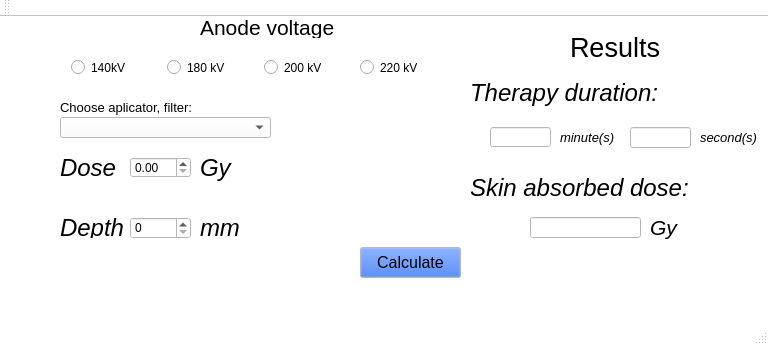
Qt form mainwindow.ui (KostiM/doze_calculation) before a commit.
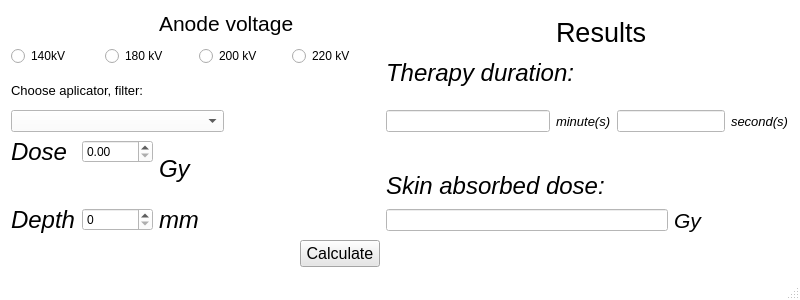
The same form after that commit.

Patch:
```diff
--- a/mainwindow.ui
+++ b/mainwindow.ui
@@ -2,14 +2,29 @@
 <ui version="4.0">
  <class>MainWindow</class>
  <widget class="QMainWindow" name="MainWindow">
+  <property name="enabled">
+   <bool>true</bool>
+  </property>
   <property name="geometry">
    <rect>
     <x>0</x>
     <y>0</y>
-    <width>768</width>
-    <height>345</height>
+    <width>800</width>
+    <height>300</height>
    </rect>
   </property>
+  <property name="minimumSize">
+   <size>
+    <width>800</width>
+    <height>300</height>
+   </size>
+  </property>
+  <property name="maximumSize">
+   <size>
+    <width>800</width>
+    <height>300</height>
+   </size>
+  </property>
   <property name="palette">
    <palette>
     <active>
@@ -459,426 +474,720 @@
    <bool>false</bool>
   </property>
   <widget class="QWidget" name="centralWidget">
-   <widget class="QPushButton" name="pushButton">
-    <property name="geometry">
-     <rect>
-      <x>360</x>
-      <y>230</y>
-      <width>101</width>
-      <height>31</height>
-     </rect>
-    </property>
-    <property name="palette">
-     <palette>
-      <active>
-       <colorrole role="Button">
-        <brush brushstyle="SolidPattern">
-         <color alpha="255">
-          <red>0</red>
-          <green>85</green>
-          <blue>255</blue>
-         </color>
-        </brush>
-       </colorrole>
-      </active>
-      <inactive>
-       <colorrole role="Button">
-        <brush brushstyle="SolidPattern">
-         <color alpha="255">
-          <red>0</red>
-          <green>85</green>
-          <blue>255</blue>
-         </color>
-        </brush>
-       </colorrole>
-      </inactive>
-      <disabled>
-       <colorrole role="Button">
-        <brush brushstyle="SolidPattern">
-         <color alpha="255">
-          <red>0</red>
-          <green>85</green>
-          <blue>255</blue>
-         </color>
-        </brush>
-       </colorrole>
-      </disabled>
-     </palette>
-    </property>
-    <property name="font">
-     <font>
-      <family>Arial</family>
-      <pointsize>12</pointsize>
-     </font>
-    </property>
-    <property name="text">
-     <string>Calculate</string>
-    </property>
-   </widget>
-   <widget class="QSpinBox" name="spinBox">
-    <property name="geometry">
-     <rect>
-      <x>130</x>
-      <y>200</y>
-      <width>61</width>
-      <height>22</height>
-     </rect>
-    </property>
-   </widget>
-   <widget class="QDoubleSpinBox" name="doubleSpinBox">
-    <property name="geometry">
-     <rect>
-      <x>130</x>
-      <y>140</y>
-      <width>61</width>
-      <height>21</height>
-     </rect>
-    </property>
-   </widget>
-   <widget class="QWidget" name="horizontalLayoutWidget">
-    <property name="geometry">
-     <rect>
-      <x>60</x>
-      <y>30</y>
-      <width>401</width>
-      <height>41</height>
-     </rect>
-    </property>
-    <layout class="QHBoxLayout" name="horizontalLayout">
-     <item>
-      <widget class="QRadioButton" name="RB140">
-       <property name="text">
-        <string>140kV</string>
-       </property>
-      </widget>
-     </item>
-     <item>
-      <widget class="QRadioButton" name="RB180">
-       <property name="text">
-        <string>180 kV</string>
-       </property>
-      </widget>
-     </item>
-     <item>
-      <widget class="QRadioButton" name="RB200">
-       <property name="text">
-        <string>200 kV</string>
-       </property>
-      </widget>
-     </item>
-     <item>
-      <widget class="QRadioButton" name="RB220">
-       <property name="text">
-        <string>220 kV</string>
-       </property>
-      </widget>
-     </item>
-    </layout>
-   </widget>
-   <widget class="QComboBox" name="comboBox">
-    <property name="geometry">
-     <rect>
-      <x>60</x>
-      <y>100</y>
-      <width>211</width>
-      <height>21</height>
-     </rect>
-    </property>
-   </widget>
-   <widget class="QLabel" name="label">
-    <property name="geometry">
-     <rect>
-      <x>60</x>
-      <y>80</y>
-      <width>151</width>
-      <height>20</height>
-     </rect>
-    </property>
-    <property name="font">
-     <font>
-      <family>Arial</family>
-      <pointsize>10</pointsize>
-     </font>
-    </property>
-    <property name="text">
-     <string>Choose aplicator, filter:</string>
-    </property>
-   </widget>
-   <widget class="QLabel" name="label_3">
-    <property name="geometry">
-     <rect>
-      <x>60</x>
-      <y>140</y>
-      <width>81</width>
-      <height>21</height>
-     </rect>
-    </property>
-    <property name="font">
-     <font>
-      <family>Arial</family>
-      <pointsize>18</pointsize>
-      <italic>true</italic>
-     </font>
-    </property>
-    <property name="text">
-     <string>Dose</string>
-    </property>
-   </widget>
-   <widget class="QLabel" name="label_7">
-    <property name="geometry">
-     <rect>
-      <x>570</x>
-      <y>10</y>
-      <width>101</width>
-      <height>41</height>
-     </rect>
-    </property>
-    <property name="font">
-     <font>
-      <family>Arial</family>
-      <pointsize>20</pointsize>
-     </font>
-    </property>
-    <property name="layoutDirection">
-     <enum>Qt::LeftToRight</enum>
-    </property>
-    <property name="text">
-     <string>Results</string>
-    </property>
-    <property name="scaledContents">
-     <bool>false</bool>
-    </property>
-   </widget>
-   <widget class="QLabel" name="label_8">
-    <property name="geometry">
-     <rect>
-      <x>200</x>
-      <y>0</y>
-      <width>161</width>
-      <height>21</height>
-     </rect>
-    </property>
-    <property name="font">
-     <font>
-      <family>Arial</family>
-      <pointsize>16</pointsize>
-     </font>
-    </property>
-    <property name="text">
-     <string>Anode voltage</string>
-    </property>
-   </widget>
-   <widget class="QLineEdit" name="SkinDose">
-    <property name="geometry">
-     <rect>
-      <x>530</x>
-      <y>200</y>
-      <width>111</width>
-      <height>21</height>
-     </rect>
-    </property>
-   </widget>
-   <widget class="QLineEdit" name="DurationS">
-    <property name="geometry">
-     <rect>
-      <x>630</x>
-      <y>110</y>
-      <width>61</width>
-      <height>21</height>
-     </rect>
-    </property>
-    <property name="maxLength">
-     <number>4</number>
-    </property>
-   </widget>
-   <widget class="QLabel" name="label_13">
-    <property name="geometry">
-     <rect>
-      <x>200</x>
-      <y>130</y>
-      <width>41</width>
-      <height>41</height>
-     </rect>
-    </property>
-    <property name="font">
-     <font>
-      <family>Arial</family>
-      <pointsize>18</pointsize>
-      <italic>true</italic>
-     </font>
-    </property>
-    <property name="text">
-     <string>Gy</string>
-    </property>
-   </widget>
-   <widget class="QLabel" name="label_4">
-    <property name="geometry">
-     <rect>
-      <x>60</x>
-      <y>200</y>
-      <width>81</width>
-      <height>21</height>
-     </rect>
-    </property>
-    <property name="font">
-     <font>
-      <family>Arial</family>
-      <pointsize>18</pointsize>
-      <italic>true</italic>
-     </font>
-    </property>
-    <property name="text">
-     <string>Depth</string>
-    </property>
-   </widget>
-   <widget class="QLabel" name="label_5">
-    <property name="geometry">
-     <rect>
-      <x>200</x>
-      <y>200</y>
-      <width>81</width>
-      <height>21</height>
-     </rect>
-    </property>
-    <property name="font">
-     <font>
-      <family>Arial</family>
-      <pointsize>18</pointsize>
-      <italic>true</italic>
-     </font>
-    </property>
-    <property name="text">
-     <string>mm</string>
-    </property>
-   </widget>
-   <widget class="QLabel" name="label_6">
-    <property name="geometry">
-     <rect>
-      <x>700</x>
-      <y>110</y>
-      <width>61</width>
-      <height>20</height>
-     </rect>
-    </property>
-    <property name="font">
-     <font>
-      <family>Arial</family>
-      <pointsize>10</pointsize>
-      <italic>true</italic>
-     </font>
-    </property>
-    <property name="text">
-     <string>second(s)</string>
-    </property>
-   </widget>
-   <widget class="QLabel" name="label_15">
-    <property name="geometry">
-     <rect>
-      <x>470</x>
-      <y>160</y>
-      <width>241</width>
-      <height>21</height>
-     </rect>
-    </property>
-    <property name="font">
-     <font>
-      <family>Arial</family>
-      <pointsize>18</pointsize>
-      <italic>true</italic>
-     </font>
-    </property>
-    <property name="text">
-     <string>Skin absorbed dose:</string>
-    </property>
-   </widget>
-   <widget class="QLabel" name="label_16">
-    <property name="geometry">
-     <rect>
-      <x>470</x>
-      <y>60</y>
-      <width>191</width>
-      <height>31</height>
-     </rect>
-    </property>
-    <property name="font">
-     <font>
-      <family>Arial</family>
-      <pointsize>18</pointsize>
-      <italic>true</italic>
-     </font>
-    </property>
-    <property name="text">
-     <string>Therapy duration: </string>
-    </property>
-   </widget>
-   <widget class="QLabel" name="label_14">
-    <property name="geometry">
-     <rect>
-      <x>650</x>
-      <y>190</y>
-      <width>41</width>
-      <height>41</height>
-     </rect>
-    </property>
-    <property name="font">
-     <font>
-      <family>Arial</family>
-      <pointsize>16</pointsize>
-      <italic>true</italic>
-     </font>
-    </property>
-    <property name="text">
-     <string>Gy</string>
-    </property>
-   </widget>
-   <widget class="QLineEdit" name="DurationM">
-    <property name="geometry">
-     <rect>
-      <x>490</x>
-      <y>110</y>
-      <width>61</width>
-      <height>20</height>
-     </rect>
-    </property>
-   </widget>
-   <widget class="QLabel" name="label_9">
-    <property name="geometry">
-     <rect>
-      <x>560</x>
-      <y>110</y>
-      <width>61</width>
-      <height>21</height>
-     </rect>
-    </property>
-    <property name="font">
-     <font>
-      <family>Arial</family>
-      <pointsize>10</pointsize>
-      <italic>true</italic>
-     </font>
-    </property>
-    <property name="text">
-     <string>minute(s)</string>
-    </property>
-   </widget>
-  </widget>
-  <widget class="QMenuBar" name="menuBar">
-   <property name="geometry">
-    <rect>
-     <x>0</x>
-     <y>0</y>
-     <width>768</width>
-     <height>21</height>
-    </rect>
-   </property>
-  </widget>
-  <widget class="QToolBar" name="mainToolBar">
-   <attribute name="toolBarArea">
-    <enum>TopToolBarArea</enum>
-   </attribute>
-   <attribute name="toolBarBreak">
-    <bool>false</bool>
-   </attribute>
+   <layout class="QGridLayout" name="gridLayout">
+    <item row="5" column="0" colspan="3">
+     <widget class="QComboBox" name="comboBox"/>
+    </item>
+    <item row="8" column="8">
+     <widget class="QLabel" name="label_14">
+      <property name="font">
+       <font>
+        <family>Arial</family>
+        <pointsize>16</pointsize>
+        <italic>true</italic>
+       </font>
+      </property>
+      <property name="text">
+       <string>Gy</string>
+      </property>
+     </widget>
+    </item>
+    <item row="8" column="1">
+     <widget class="QSpinBox" name="spinBox"/>
+    </item>
+    <item row="2" column="5" rowspan="2" colspan="4">
+     <widget class="QLabel" name="label_16">
+      <property name="font">
+       <font>
+        <family>Arial</family>
+        <pointsize>18</pointsize>
+        <italic>true</italic>
+       </font>
+      </property>
+      <property name="text">
+       <string>Therapy duration: </string>
+      </property>
+     </widget>
+    </item>
+    <item row="8" column="5" colspan="3">
+     <widget class="QLineEdit" name="SkinDose"/>
+    </item>
+    <item row="0" column="2" colspan="2">
+     <widget class="QLabel" name="label_8">
+      <property name="font">
+       <font>
+        <family>Arial</family>
+        <pointsize>16</pointsize>
+       </font>
+      </property>
+      <property name="text">
+       <string>Anode voltage</string>
+      </property>
+     </widget>
+    </item>
+    <item row="4" column="3" rowspan="4" colspan="2">
+     <widget class="QLabel" name="label_2">
+      <property name="text">
+       <string/>
+      </property>
+     </widget>
+    </item>
+    <item row="5" column="9">
+     <widget class="QLabel" name="label_6">
+      <property name="font">
+       <font>
+        <family>Arial</family>
+        <pointsize>10</pointsize>
+        <italic>true</italic>
+       </font>
+      </property>
+      <property name="text">
+       <string>second(s)</string>
+      </property>
+     </widget>
+    </item>
+    <item row="5" column="6">
+     <widget class="QLabel" name="label_9">
+      <property name="font">
+       <font>
+        <family>Arial</family>
+        <pointsize>10</pointsize>
+        <italic>true</italic>
+       </font>
+      </property>
+      <property name="text">
+       <string>minute(s)</string>
+      </property>
+     </widget>
+    </item>
+    <item row="8" column="2">
+     <widget class="QLabel" name="label_5">
+      <property name="font">
+       <font>
+        <family>Arial</family>
+        <pointsize>18</pointsize>
+        <italic>true</italic>
+       </font>
+      </property>
+      <property name="text">
+       <string>mm</string>
+      </property>
+     </widget>
+    </item>
+    <item row="7" column="5" colspan="5">
+     <widget class="QLabel" name="label_15">
+      <property name="font">
+       <font>
+        <family>Arial</family>
+        <pointsize>18</pointsize>
+        <italic>true</italic>
+       </font>
+      </property>
+      <property name="text">
+       <string>Skin absorbed dose:</string>
+      </property>
+     </widget>
+    </item>
+    <item row="0" column="6" rowspan="2" colspan="3">
+     <widget class="QLabel" name="label_7">
+      <property name="font">
+       <font>
+        <family>Arial</family>
+        <pointsize>20</pointsize>
+       </font>
+      </property>
+      <property name="layoutDirection">
+       <enum>Qt::LeftToRight</enum>
+      </property>
+      <property name="text">
+       <string>Results</string>
+      </property>
+      <property name="scaledContents">
+       <bool>false</bool>
+      </property>
+     </widget>
+    </item>
+    <item row="8" column="0">
+     <widget class="QLabel" name="label_4">
+      <property name="font">
+       <font>
+        <family>Arial</family>
+        <pointsize>18</pointsize>
+        <italic>true</italic>
+       </font>
+      </property>
+      <property name="text">
+       <string>Depth</string>
+      </property>
+     </widget>
+    </item>
+    <item row="6" column="2" rowspan="2">
+     <widget class="QLabel" name="label_13">
+      <property name="font">
+       <font>
+        <family>Arial</family>
+        <pointsize>18</pointsize>
+        <italic>true</italic>
+       </font>
+      </property>
+      <property name="text">
+       <string>Gy</string>
+      </property>
+     </widget>
+    </item>
+    <item row="5" column="7" colspan="2">
+     <widget class="QLineEdit" name="DurationS">
+      <property name="maxLength">
+       <number>4</number>
+      </property>
+     </widget>
+    </item>
+    <item row="3" column="0" rowspan="2" colspan="3">
+     <widget class="QLabel" name="label">
+      <property name="font">
+       <font>
+        <family>Arial</family>
+        <pointsize>10</pointsize>
+       </font>
+      </property>
+      <property name="text">
+       <string>Choose aplicator, filter:</string>
+      </property>
+     </widget>
+    </item>
+    <item row="6" column="0">
+     <widget class="QLabel" name="label_3">
+      <property name="font">
+       <font>
+        <family>Arial</family>
+        <pointsize>18</pointsize>
+        <italic>true</italic>
+       </font>
+      </property>
+      <property name="text">
+       <string>Dose</string>
+      </property>
+     </widget>
+    </item>
+    <item row="5" column="5">
+     <widget class="QLineEdit" name="DurationM"/>
+    </item>
+    <item row="6" column="1">
+     <widget class="QDoubleSpinBox" name="doubleSpinBox">
+      <property name="maximum">
+       <double>1000.000000000000000</double>
+      </property>
+      <property name="singleStep">
+       <double>0.010000000000000</double>
+      </property>
+     </widget>
+    </item>
+    <item row="9" column="4">
+     <widget class="QPushButton" name="pushButton">
+      <property name="palette">
+       <palette>
+        <active>
+         <colorrole role="WindowText">
+          <brush brushstyle="SolidPattern">
+           <color alpha="255">
+            <red>0</red>
+            <green>0</green>
+            <blue>0</blue>
+           </color>
+          </brush>
+         </colorrole>
+         <colorrole role="Button">
+          <brush brushstyle="SolidPattern">
+           <color alpha="255">
+            <red>230</red>
+            <green>230</green>
+            <blue>230</blue>
+           </color>
+          </brush>
+         </colorrole>
+         <colorrole role="Light">
+          <brush brushstyle="SolidPattern">
+           <color alpha="255">
+            <red>255</red>
+            <green>255</green>
+            <blue>255</blue>
+           </color>
+          </brush>
+         </colorrole>
+         <colorrole role="Midlight">
+          <brush brushstyle="SolidPattern">
+           <color alpha="255">
+            <red>242</red>
+            <green>242</green>
+            <blue>242</blue>
+           </color>
+          </brush>
+         </colorrole>
+         <colorrole role="Dark">
+          <brush brushstyle="SolidPattern">
+           <color alpha="255">
+            <red>115</red>
+            <green>115</green>
+            <blue>115</blue>
+           </color>
+          </brush>
+         </colorrole>
+         <colorrole role="Mid">
+          <brush brushstyle="SolidPattern">
+           <color alpha="255">
+            <red>153</red>
+            <green>153</green>
+            <blue>153</blue>
+           </color>
+          </brush>
+         </colorrole>
+         <colorrole role="Text">
+          <brush brushstyle="SolidPattern">
+           <color alpha="255">
+            <red>0</red>
+            <green>0</green>
+            <blue>0</blue>
+           </color>
+          </brush>
+         </colorrole>
+         <colorrole role="BrightText">
+          <brush brushstyle="SolidPattern">
+           <color alpha="255">
+            <red>255</red>
+            <green>255</green>
+            <blue>255</blue>
+           </color>
+          </brush>
+         </colorrole>
+         <colorrole role="ButtonText">
+          <brush brushstyle="SolidPattern">
+           <color alpha="255">
+            <red>0</red>
+            <green>0</green>
+            <blue>0</blue>
+           </color>
+          </brush>
+         </colorrole>
+         <colorrole role="Base">
+          <brush brushstyle="SolidPattern">
+           <color alpha="255">
+            <red>255</red>
+            <green>255</green>
+            <blue>255</blue>
+           </color>
+          </brush>
+         </colorrole>
+         <colorrole role="Window">
+          <brush brushstyle="SolidPattern">
+           <color alpha="255">
+            <red>230</red>
+            <green>230</green>
+            <blue>230</blue>
+           </color>
+          </brush>
+         </colorrole>
+         <colorrole role="Shadow">
+          <brush brushstyle="SolidPattern">
+           <color alpha="255">
+            <red>0</red>
+            <green>0</green>
+            <blue>0</blue>
+           </color>
+          </brush>
+         </colorrole>
+         <colorrole role="AlternateBase">
+          <brush brushstyle="SolidPattern">
+           <color alpha="255">
+            <red>242</red>
+            <green>242</green>
+            <blue>242</blue>
+           </color>
+          </brush>
+         </colorrole>
+         <colorrole role="ToolTipBase">
+          <brush brushstyle="SolidPattern">
+           <color alpha="255">
+            <red>255</red>
+            <green>255</green>
+            <blue>220</blue>
+           </color>
+          </brush>
+         </colorrole>
+         <colorrole role="ToolTipText">
+          <brush brushstyle="SolidPattern">
+           <color alpha="255">
+            <red>0</red>
+            <green>0</green>
+            <blue>0</blue>
+           </color>
+          </brush>
+         </colorrole>
+         <colorrole role="PlaceholderText">
+          <brush brushstyle="SolidPattern">
+           <color alpha="128">
+            <red>0</red>
+            <green>0</green>
+            <blue>0</blue>
+           </color>
+          </brush>
+         </colorrole>
+        </active>
+        <inactive>
+         <colorrole role="WindowText">
+          <brush brushstyle="SolidPattern">
+           <color alpha="255">
+            <red>0</red>
+            <green>0</green>
+            <blue>0</blue>
+           </color>
+          </brush>
+         </colorrole>
+         <colorrole role="Button">
+          <brush brushstyle="SolidPattern">
+           <color alpha="255">
+            <red>230</red>
+            <green>230</green>
+            <blue>230</blue>
+           </color>
+          </brush>
+         </colorrole>
+         <colorrole role="Light">
+          <brush brushstyle="SolidPattern">
+           <color alpha="255">
+            <red>255</red>
+            <green>255</green>
+            <blue>255</blue>
+           </color>
+          </brush>
+         </colorrole>
+         <colorrole role="Midlight">
+          <brush brushstyle="SolidPattern">
+           <color alpha="255">
+            <red>242</red>
+            <green>242</green>
+            <blue>242</blue>
+           </color>
+          </brush>
+         </colorrole>
+         <colorrole role="Dark">
+          <brush brushstyle="SolidPattern">
+           <color alpha="255">
+            <red>115</red>
+            <green>115</green>
+            <blue>115</blue>
+           </color>
+          </brush>
+         </colorrole>
+         <colorrole role="Mid">
+          <brush brushstyle="SolidPattern">
+           <color alpha="255">
+            <red>153</red>
+            <green>153</green>
+            <blue>153</blue>
+           </color>
+          </brush>
+         </colorrole>
+         <colorrole role="Text">
+          <brush brushstyle="SolidPattern">
+           <color alpha="255">
+            <red>0</red>
+            <green>0</green>
+            <blue>0</blue>
+           </color>
+          </brush>
+         </colorrole>
+         <colorrole role="BrightText">
+          <brush brushstyle="SolidPattern">
+           <color alpha="255">
+            <red>255</red>
+            <green>255</green>
+            <blue>255</blue>
+           </color>
+          </brush>
+         </colorrole>
+         <colorrole role="ButtonText">
+          <brush brushstyle="SolidPattern">
+           <color alpha="255">
+            <red>0</red>
+            <green>0</green>
+            <blue>0</blue>
+           </color>
+          </brush>
+         </colorrole>
+         <colorrole role="Base">
+          <brush brushstyle="SolidPattern">
+           <color alpha="255">
+            <red>255</red>
+            <green>255</green>
+            <blue>255</blue>
+           </color>
+          </brush>
+         </colorrole>
+         <colorrole role="Window">
+          <brush brushstyle="SolidPattern">
+           <color alpha="255">
+            <red>230</red>
+            <green>230</green>
+            <blue>230</blue>
+           </color>
+          </brush>
+         </colorrole>
+         <colorrole role="Shadow">
+          <brush brushstyle="SolidPattern">
+           <color alpha="255">
+            <red>0</red>
+            <green>0</green>
+            <blue>0</blue>
+           </color>
+          </brush>
+         </colorrole>
+         <colorrole role="AlternateBase">
+          <brush brushstyle="SolidPattern">
+           <color alpha="255">
+            <red>242</red>
+            <green>242</green>
+            <blue>242</blue>
+           </color>
+          </brush>
+         </colorrole>
+         <colorrole role="ToolTipBase">
+          <brush brushstyle="SolidPattern">
+           <color alpha="255">
+            <red>255</red>
+            <green>255</green>
+            <blue>220</blue>
+           </color>
+          </brush>
+         </colorrole>
+         <colorrole role="ToolTipText">
+          <brush brushstyle="SolidPattern">
+           <color alpha="255">
+            <red>0</red>
+            <green>0</green>
+            <blue>0</blue>
+           </color>
+          </brush>
+         </colorrole>
+         <colorrole role="PlaceholderText">
+          <brush brushstyle="SolidPattern">
+           <color alpha="128">
+            <red>0</red>
+            <green>0</green>
+            <blue>0</blue>
+           </color>
+          </brush>
+         </colorrole>
+        </inactive>
+        <disabled>
+         <colorrole role="WindowText">
+          <brush brushstyle="SolidPattern">
+           <color alpha="255">
+            <red>115</red>
+            <green>115</green>
+            <blue>115</blue>
+           </color>
+          </brush>
+         </colorrole>
+         <colorrole role="Button">
+          <brush brushstyle="SolidPattern">
+           <color alpha="255">
+            <red>230</red>
+            <green>230</green>
+            <blue>230</blue>
+           </color>
+          </brush>
+         </colorrole>
+         <colorrole role="Light">
+          <brush brushstyle="SolidPattern">
+           <color alpha="255">
+            <red>255</red>
+            <green>255</green>
+            <blue>255</blue>
+           </color>
+          </brush>
+         </colorrole>
+         <colorrole role="Midlight">
+          <brush brushstyle="SolidPattern">
+           <color alpha="255">
+            <red>242</red>
+            <green>242</green>
+            <blue>242</blue>
+           </color>
+          </brush>
+         </colorrole>
+         <colorrole role="Dark">
+          <brush brushstyle="SolidPattern">
+           <color alpha="255">
+            <red>115</red>
+            <green>115</green>
+            <blue>115</blue>
+           </color>
+          </brush>
+         </colorrole>
+         <colorrole role="Mid">
+          <brush brushstyle="SolidPattern">
+           <color alpha="255">
+            <red>153</red>
+            <green>153</green>
+            <blue>153</blue>
+           </color>
+          </brush>
+         </colorrole>
+         <colorrole role="Text">
+          <brush brushstyle="SolidPattern">
+           <color alpha="255">
+            <red>115</red>
+            <green>115</green>
+            <blue>115</blue>
+           </color>
+          </brush>
+         </colorrole>
+         <colorrole role="BrightText">
+          <brush brushstyle="SolidPattern">
+           <color alpha="255">
+            <red>255</red>
+            <green>255</green>
+            <blue>255</blue>
+           </color>
+          </brush>
+         </colorrole>
+         <colorrole role="ButtonText">
+          <brush brushstyle="SolidPattern">
+           <color alpha="255">
+            <red>115</red>
+            <green>115</green>
+            <blue>115</blue>
+           </color>
+          </brush>
+         </colorrole>
+         <colorrole role="Base">
+          <brush brushstyle="SolidPattern">
+           <color alpha="255">
+            <red>230</red>
+            <green>230</green>
+            <blue>230</blue>
+           </color>
+          </brush>
+         </colorrole>
+         <colorrole role="Window">
+          <brush brushstyle="SolidPattern">
+           <color alpha="255">
+            <red>230</red>
+            <green>230</green>
+            <blue>230</blue>
+           </color>
+          </brush>
+         </colorrole>
+         <colorrole role="Shadow">
+          <brush brushstyle="SolidPattern">
+           <color alpha="255">
+            <red>0</red>
+            <green>0</green>
+            <blue>0</blue>
+           </color>
+          </brush>
+         </colorrole>
+         <colorrole role="AlternateBase">
+          <brush brushstyle="SolidPattern">
+           <color alpha="255">
+            <red>230</red>
+            <green>230</green>
+            <blue>230</blue>
+           </color>
+          </brush>
+         </colorrole>
+         <colorrole role="ToolTipBase">
+          <brush brushstyle="SolidPattern">
+           <color alpha="255">
+            <red>255</red>
+            <green>255</green>
+            <blue>220</blue>
+           </color>
+          </brush>
+         </colorrole>
+         <colorrole role="ToolTipText">
+          <brush brushstyle="SolidPattern">
+           <color alpha="255">
+            <red>0</red>
+            <green>0</green>
+            <blue>0</blue>
+           </color>
+          </brush>
+         </colorrole>
+         <colorrole role="PlaceholderText">
+          <brush brushstyle="SolidPattern">
+           <color alpha="128">
+            <red>0</red>
+            <green>0</green>
+            <blue>0</blue>
+           </color>
+          </brush>
+         </colorrole>
+        </disabled>
+       </palette>
+      </property>
+      <property name="font">
+       <font>
+        <family>Arial</family>
+        <pointsize>12</pointsize>
+       </font>
+      </property>
+      <property name="text">
+       <string>Calculate</string>
+      </property>
+      <property name="autoDefault">
+       <bool>false</bool>
+      </property>
+      <property name="default">
+       <bool>false</bool>
+      </property>
+     </widget>
+    </item>
+    <item row="1" column="0" rowspan="2" colspan="5">
+     <layout class="QHBoxLayout" name="horizontalLayout">
+      <item>
+       <widget class="QRadioButton" name="RB140">
+        <property name="cursor">
+         <cursorShape>PointingHandCursor</cursorShape>
+        </property>
+        <property name="text">
+         <string>140kV</string>
+        </property>
+       </widget>
+      </item>
+      <item>
+       <widget class="QRadioButton" name="RB180">
+        <property name="cursor">
+         <cursorShape>PointingHandCursor</cursorShape>
+        </property>
+        <property name="text">
+         <string>180 kV</string>
+        </property>
+       </widget>
+      </item>
+      <item>
+       <widget class="QRadioButton" name="RB200">
+        <property name="cursor">
+         <cursorShape>PointingHandCursor</cursorShape>
+        </property>
+        <property name="text">
+         <string>200 kV</string>
+        </property>
+       </widget>
+      </item>
+      <item>
+       <widget class="QRadioButton" name="RB220">
+        <property name="cursor">
+         <cursorShape>PointingHandCursor</cursorShape>
+        </property>
+        <property name="text">
+         <string>220 kV</string>
+        </property>
+       </widget>
+      </item>
+     </layout>
+    </item>
+   </layout>
   </widget>
   <widget class="QStatusBar" name="statusBar"/>
  </widget>
```
Left out of the diff: 9 changed lines with no effect on the pictures.
